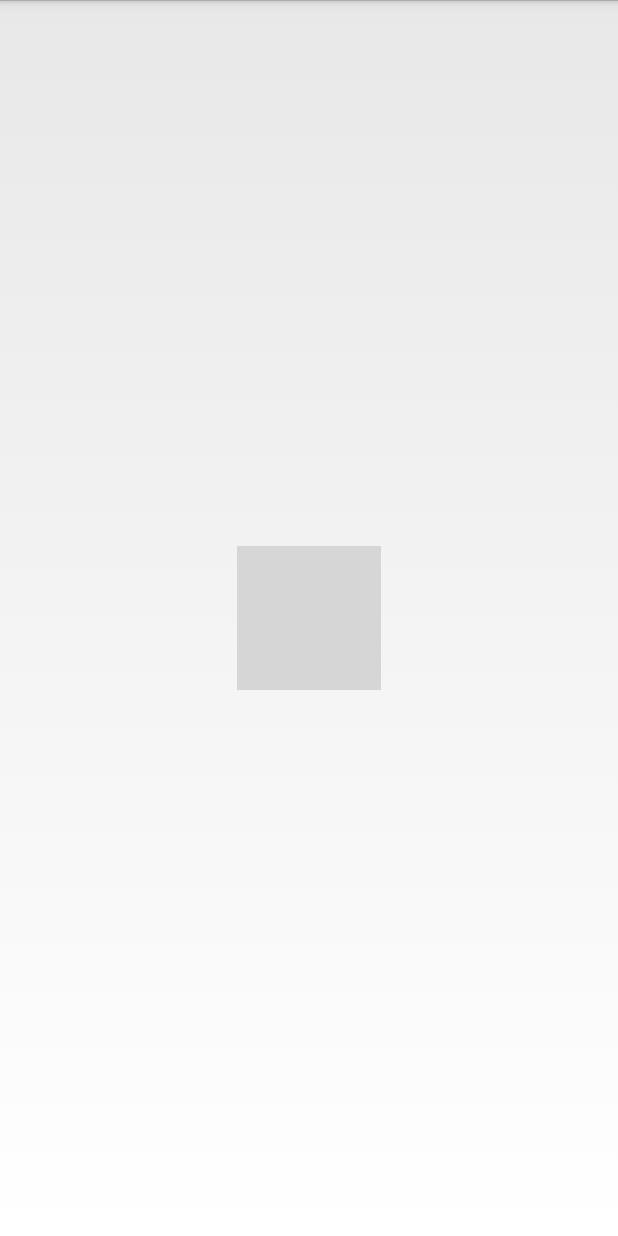
After one commit to javavirys/MySnake, an Android app: the layout activity_splash.xml on its own in the app's theme, with its tools: preview values and no code run, on a phone screen of 412 x 824 dp. The commit adds this screen. Run offline under Robolectric (Android 15) with nearby library versions, the phone set to English and light mode, and no system bars; grey boxes are pictures that could not be loaded.

Commit message:
update snake to 2.0.4

```diff
--- a/mysnake/build.gradle
+++ b/mysnake/build.gradle
@@ -8,8 +8,8 @@ android {
         applicationId "ru.srcblog.litesoftteam.mysnake"
         minSdkVersion 14
         targetSdkVersion 26
-        versionCode 64
-        versionName "2.0.3"
+        versionCode 69
+        versionName "2.0.4"
 
     }
     buildTypes {
@@ -26,5 +26,5 @@ android {
 dependencies {
     compile fileTree(dir: 'libs', include: ['*.jar'])
 
-    compile 'com.google.android.gms:play-services:11.0.2'
+    compile 'com.google.android.gms:play-services:11.0.4'
 }
--- /dev/null
+++ b/mysnake/src/main/res/layout/activity_splash.xml
@@ -0,0 +1,17 @@
+<?xml version="1.0" encoding="utf-8"?>
+<RelativeLayout
+    xmlns:android="http://schemas.android.com/apk/res/android"
+    xmlns:tools="http://schemas.android.com/tools"
+    android:layout_width="match_parent"
+    android:layout_height="match_parent"
+    android:background="@android:color/transparent"
+    tools:context="ru.srcblog.litesoftteam.mysnake.menu.SplashActivity">
+
+    <ImageView
+        android:id="@+id/splash"
+        android:layout_width="wrap_content"
+        android:layout_height="wrap_content"
+        android:layout_centerInParent="true"
+        android:src="@drawable/logo"/>
+
+</RelativeLayout>
--- a/mysnake/src/main/res/values-hdpi/dimens.xml
+++ /dev/null
@@ -1,3 +0,0 @@
-<?xml version="1.0" encoding="utf-8"?>
-<resources>
-</resources>
```
Also changed, not shown: mysnake/src/main/AndroidManifest.xml (+14 -11 lines), mysnake/src/main/java/ru/srcblog/litesoftteam/mysnake/menu/MenuActivity.java (+13 -5 lines), mysnake/src/main/java/ru/srcblog/litesoftteam/mysnake/menu/SplashActivity.java (added, +46 -0 lines), mysnake/src/main/res/anim/anim_splah.xml (added, +14 -0 lines), mysnake/src/main/res/anim/anim_splash_text.xml (added, +7 -0 lines), mysnake/src/main/res/drawable-hdpi/menu_header.png (deleted).
